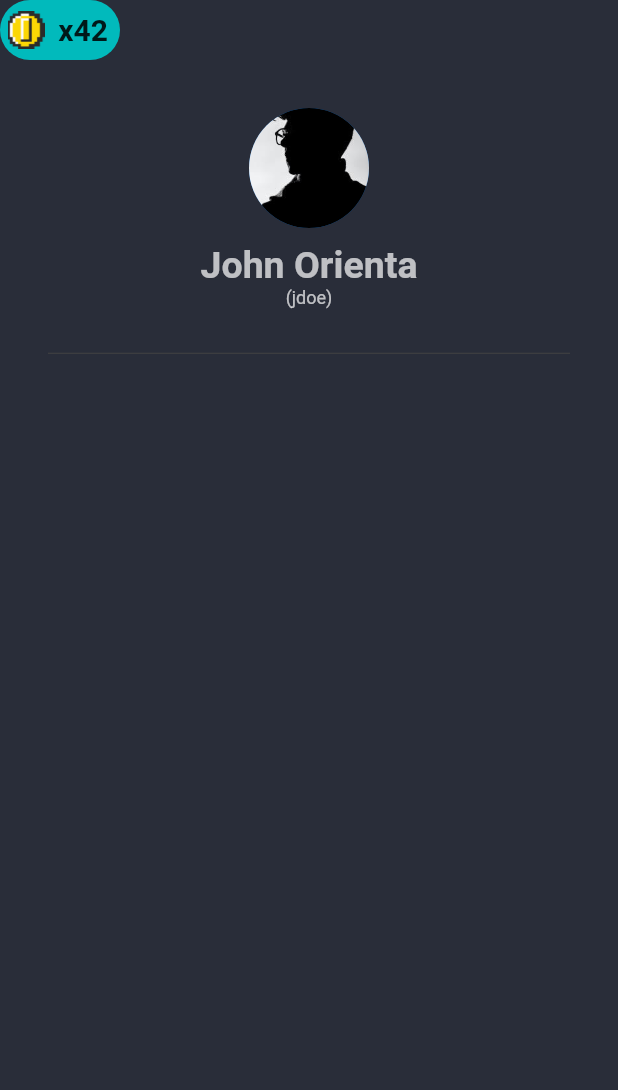
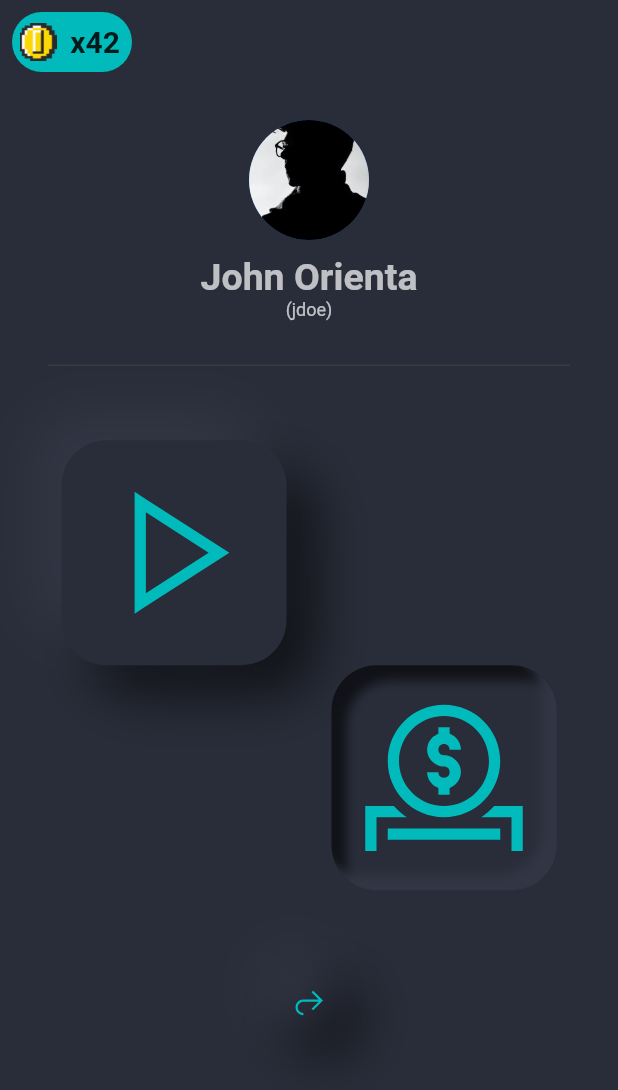
Before and after one commit to israeloriente/arcade_42, a Flutter app: the screen it shows after launch, on a phone screen of 412 x 824 dp. Shown: the top 1090 px of the screen. Run offline on Flutter 3.47's test engine with Material 2 defaults, Android fonts, the phone set to English and light mode, and no system bars; our stand-ins replace flutter_inset_box_shadow, google_fonts, line_awesome_flutter.

Commit message:
adding the buttons

```diff
--- a/lib/screens/home_page.dart
+++ b/lib/screens/home_page.dart
@@ -1,6 +1,7 @@
-import 'package:arcade_42/utils/user.dart';
-import 'package:flutter/material.dart';
+import 'package:flutter/material.dart' hide BoxDecoration, BoxShadow;
 import 'package:google_fonts/google_fonts.dart';
+import 'package:flutter_inset_box_shadow/flutter_inset_box_shadow.dart';
+import 'package:line_awesome_flutter/line_awesome_flutter.dart';
 
 class HomePage extends StatefulWidget {
   const HomePage({Key? key}) : super(key: key);
@@ -10,16 +11,26 @@ class HomePage extends StatefulWidget {
 }
 
 class _HomePageState extends State<HomePage> {
+  bool donateIsPressed = true;
+  bool playIsPressed = false;
+
   @override
   Widget build(BuildContext context) {
+    Offset distance = Offset(20, 20);
+    Offset nDistance = Offset(10, 10);
+    double blur = 30.0;
+    double nBlur = 5;
+
     return SafeArea(
       child: Scaffold(
         backgroundColor: Color(0xff292d39),
         body: ListView(
           children: [
-            // ============= MOEDAS =============
+            // ============= COINS =============
             Align(
               alignment: Alignment.topLeft,
+              child: Padding(
+                padding: const EdgeInsets.only(left: 8.0, top: 8.0),
                 child: Container(
                   width: 80.0,
                   height: 40.0,
@@ -51,8 +62,9 @@ class _HomePageState extends State<HomePage> {
                   ),
                 ),
               ),
+            ),
 
-            // ============= FOTO =============
+            // ============= PHOTO =============
             Padding(
               padding: const EdgeInsets.only(top: 32.0),
               child: Center(
@@ -66,7 +78,7 @@ class _HomePageState extends State<HomePage> {
               height: 10.5,
             ),
 
-            // ============= NOME =============
+            // ============= NAME =============
             Center(
               child: Text(
                 "John Orienta",
@@ -88,7 +100,7 @@ class _HomePageState extends State<HomePage> {
               ),
             ),
 
-            // ============= DIVISOR =============
+            // ============= DIVIDER =============
             Divider(
               height: 60.0,
               color: Colors.grey[800],
@@ -98,6 +110,121 @@ class _HomePageState extends State<HomePage> {
             SizedBox(
               height: 20.0,
             ),
+
+            // ================ PLAY BUTTON ===============
+            Padding(
+              padding: const EdgeInsets.only(right: 180.0),
+              child: Center(
+                child: GestureDetector(
+                  onTap: (){
+                    setState(() {
+                      playIsPressed = !playIsPressed;
+                    });
+                  },
+                  child: AnimatedContainer(
+                    duration: Duration(milliseconds: 600),
+                  decoration: BoxDecoration(
+                    borderRadius: BorderRadius.circular(30.0),
+                    color: Color(0xff292d39),
+                    boxShadow: [
+                      BoxShadow(
+                        offset: playIsPressed ? nDistance : distance,
+                        color: Color(0xff101217),
+                        blurRadius: playIsPressed ? nBlur : blur,
+                        inset: playIsPressed,
+                      ),
+                      BoxShadow(
+                          offset: playIsPressed ? -nDistance : -distance,
+                          color: Color(0xff323644),
+                          blurRadius: playIsPressed ? nBlur : blur,
+                        inset: playIsPressed,
+                      ),
+                    ]
+                  ),
+                  width: 150,
+                  height: 150,
+                  child: Icon(
+                      LineAwesomeIcons.play,
+                    size: 120,
+                    color: Color(0xff01babc),
+                  ),
+                    ),
+                ),
+              ),
+            ),
+
+            // =============== DONATE BUTTON ===============
+            Padding(
+              padding: const EdgeInsets.only(left: 180.0),
+              child: Center(
+                child: GestureDetector(
+                  onTap: (){
+                    setState(() {
+                      donateIsPressed = !donateIsPressed;
+                    });
+                  },
+                  child: AnimatedContainer(
+                    duration: Duration(milliseconds: 600),
+                    decoration: BoxDecoration(
+                        borderRadius: BorderRadius.circular(30.0),
+                        color: Color(0xff292d39),
+                        boxShadow: [
+                          BoxShadow(
+                            offset: donateIsPressed ? nDistance : distance,
+                            color: Color(0xff101217),
+                            blurRadius: donateIsPressed ? nBlur : blur,
+                            inset: donateIsPressed,
+                          ),
+                          BoxShadow(
+                            offset: donateIsPressed ? -nDistance : -distance,
+                            color: Color(0xff323644),
+                            blurRadius: donateIsPressed ? nBlur : blur,
+                            inset: donateIsPressed,
+                          ),
+                        ]
+                    ),
+                    width: 150,
+                    height: 150,
+                    child: Icon(
+                      LineAwesomeIcons.donate,
+                      size: 120,
+                      color: Color(0xff01babc),
+                    ),
+                  ),
+                ),
+              ),
+            ),
+
+            SizedBox(height: 50.0,),
+
+            // ============== SHARE BUTTON ================
+            Center(
+              child: Container(
+                width: 50.0,
+                height: 50.0,
+                decoration: BoxDecoration(
+                  borderRadius: BorderRadius.circular(50.0),
+                  boxShadow: [
+                BoxShadow(
+                offset: Offset(10, 10),
+                  color: Color(0xff101217),
+                  blurRadius: 30.0,
+                  inset: false,
+                ),
+                BoxShadow(
+                  offset: Offset(-10, -10),
+                  color: Color(0xff323644),
+                  blurRadius: 30.0,
+                  inset: false,
+                )],
+                ),
+                child: IconButton(
+                  onPressed: (){},
+                  icon: Icon(LineAwesomeIcons.share),
+                  color: Color(0xff01babc),
+                ),
+              ),
+            )
           ],
         ),
       ),
--- a/lib/screens/login_page.dart
+++ b/lib/screens/login_page.dart
@@ -15,21 +15,26 @@ class _LoginPageState extends State<LoginPage> {
       child: Scaffold(
         body: Stack(
           children: <Widget>[
+            // ============= BACKGROUND IMAGE ================
             Image.asset(
               'components/arcade_back.jpg',
               fit: BoxFit.cover,
               width: double.infinity,
               height: double.infinity,
             ),
+
+            // ============ SHADE ==================
             Container(
               color: Colors.blueGrey[900]?.withOpacity(0.5),
               width: double.infinity,
               height: double.infinity,
             ),
-            Column(
+
+
+            ListView(
               children: [
+                // =============== 42LISBOA LOGO ===============
                 Container(
-                  child: Container(
                     alignment: Alignment.center,
                     padding: EdgeInsets.only(top: 8.0),
                     child: Image.asset(
@@ -38,10 +43,12 @@ class _LoginPageState extends State<LoginPage> {
                       height: 100.0,
                       width: 110.0,
                     )),
-                ),
+
                 SizedBox(
                   height: 0.0,
                 ),
+
+                // ============== ARCADE LOGO ============
                 Container(
                   child: Container(
                       alignment: Alignment.center,
@@ -53,9 +60,13 @@ class _LoginPageState extends State<LoginPage> {
                         width: 250.0,
                       )),
                 ),
+
+
                 SizedBox(
                   height: 250.0,
                 ),
+
+                // ================== LOGIN BUTTON =====================
                 Container(
                   alignment: Alignment.center,
                   padding: EdgeInsets.all(32.0),
--- a/lib/utils/user.dart
+++ b/lib/utils/user.dart
@@ -1,11 +1,8 @@
 class User{
   late String username;
+  late String coalition;
   late String photo;
   late int score;
 
-  User(String username, String photo, int score) {
-    this.username = username;
-    this.photo = photo;
-    this.score = score;
-  }
+  User(this.username, this.photo, this.score, this.coalition);
 }
--- a/pubspec.yaml
+++ b/pubspec.yaml
@@ -35,6 +35,8 @@ dependencies:
   # Use with the CupertinoIcons class for iOS style icons.
   cupertino_icons: ^1.0.2
   google_fonts: ^3.0.1
+  flutter_inset_box_shadow: ^1.0.8
+  line_awesome_flutter: ^2.0.0
 
 dev_dependencies:
   flutter_test:
```
Lines whose indentation alone changed are shown as unchanged.
